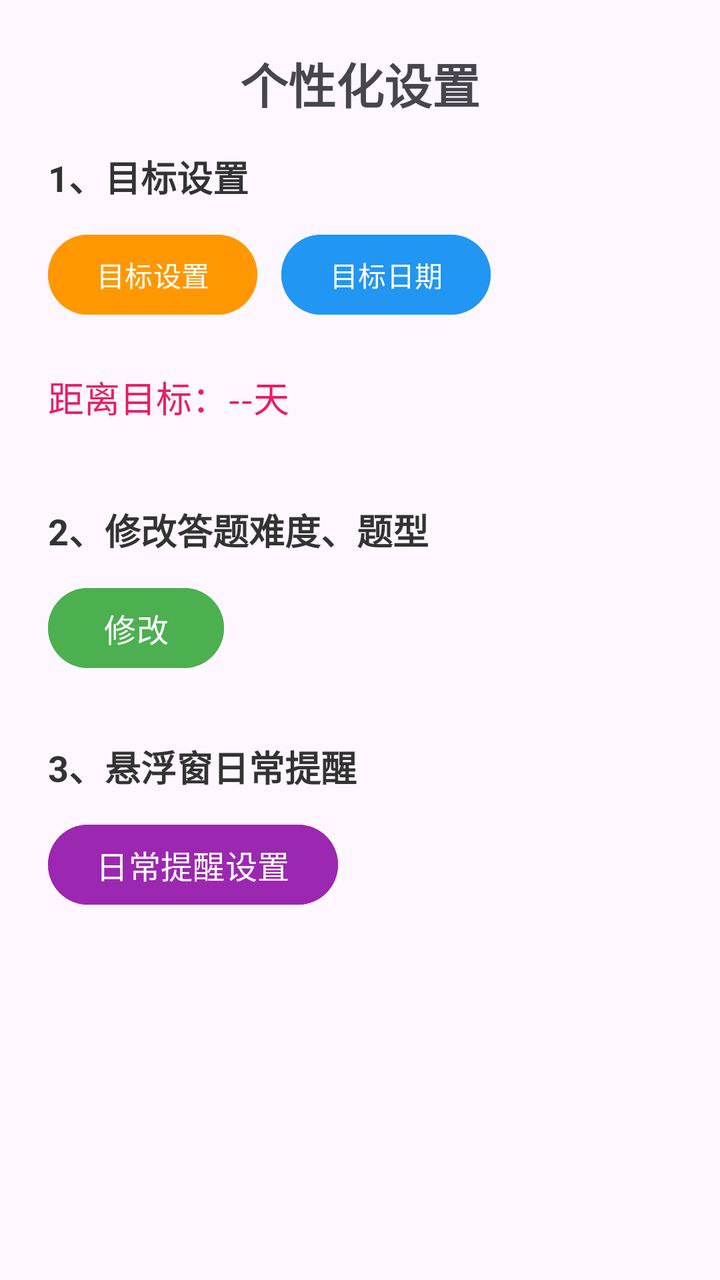
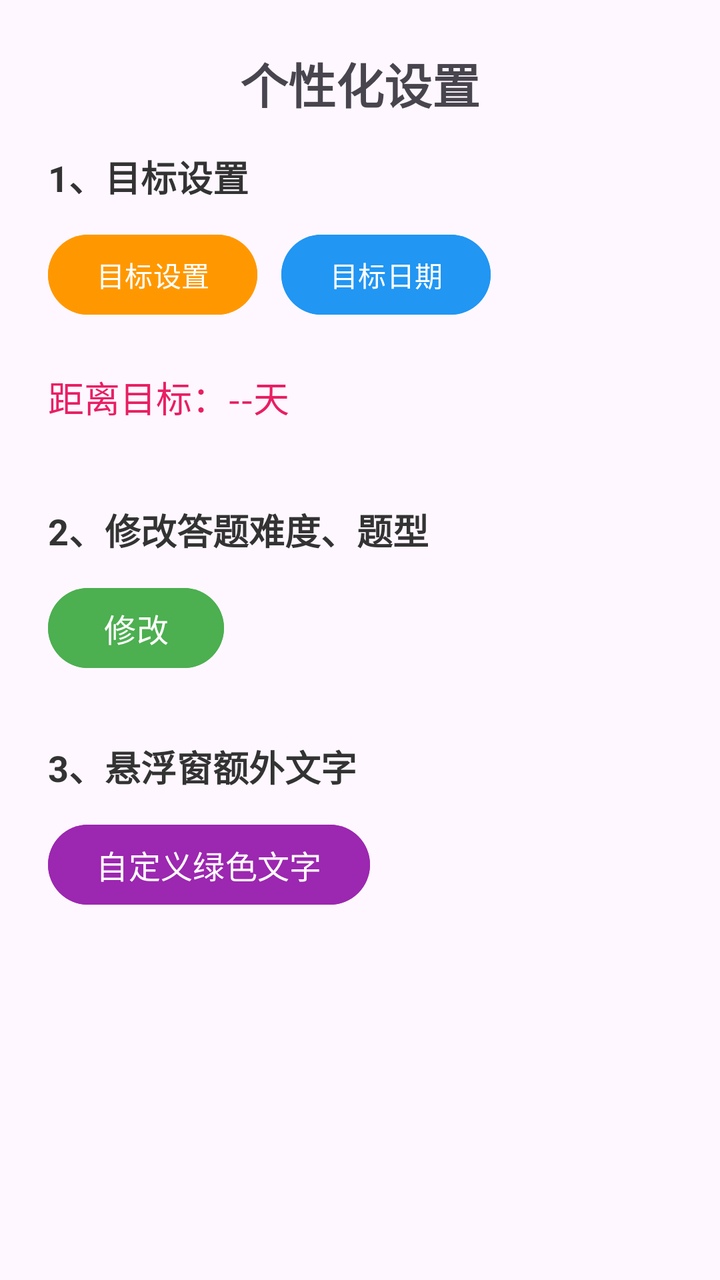

Before-and-after screenshots of an Android layout around one commit, followed by the original layout XML and the change that was made.
<!-- AndroidManifest.xml: application theme Theme.Basic -->
<!-- res/layout/fragment_goal.xml -->
<?xml version="1.0" encoding="utf-8"?>
<ScrollView xmlns:android="http://schemas.android.com/apk/res/android"
    android:layout_width="match_parent"
    android:layout_height="match_parent"
    android:fillViewport="true">

    <LinearLayout
        android:layout_width="match_parent"
        android:layout_height="wrap_content"
        android:orientation="vertical"
        android:padding="24dp">

        <TextView
            android:id="@+id/tv_goal_title"
            android:layout_width="match_parent"
            android:layout_height="wrap_content"
            android:gravity="center"
            android:text="个性化设置"
            android:textSize="24sp"
            android:textStyle="bold"
            android:layout_marginBottom="16dp" />

        <TextView
            android:layout_width="wrap_content"
            android:layout_height="wrap_content"
            android:text="1、目标设置"
            android:textSize="18sp"
            android:textColor="#333333"
            android:textStyle="bold"
            android:layout_marginBottom="12dp" />

        <LinearLayout
            android:layout_width="match_parent"
            android:layout_height="wrap_content"
            android:gravity="start"
            android:orientation="horizontal">

            <Button
                android:id="@+id/btn_tag_setting"
                android:layout_width="wrap_content"
                android:layout_height="wrap_content"
                android:layout_marginEnd="12dp"
                android:backgroundTint="#FF9800"
                android:text="目标设置" />

            <Button
                android:id="@+id/btn_target_date_setting"
                android:layout_width="wrap_content"
                android:layout_height="wrap_content"
                android:backgroundTint="#2196F3"
                android:text="目标日期" />

        </LinearLayout>

        <TextView
            android:id="@+id/tv_goal_countdown"
            android:layout_width="wrap_content"
            android:layout_height="wrap_content"
            android:text="距离目标：--天"
            android:textSize="18sp"
            android:textColor="#E91E63"
            android:layout_marginTop="24dp"
            android:layout_marginBottom="8dp" />

        
        <TextView
            android:layout_width="wrap_content"
            android:layout_height="wrap_content"
            android:text="2、修改答题难度、题型"
            android:textSize="18sp"
            android:textColor="#333333"
            android:textStyle="bold"
            android:layout_marginTop="32dp"
            android:layout_marginBottom="12dp" />

        <Button
            android:id="@+id/btn_math_difficulty"
            android:layout_width="wrap_content"
            android:layout_height="wrap_content"
            android:backgroundTint="#4CAF50"
            android:text="修改"
            android:textColor="#FFFFFF"
            android:textSize="16sp" />

        
        <TextView
            android:layout_width="wrap_content"
            android:layout_height="wrap_content"
            android:text="3、悬浮窗日常提醒"
            android:textSize="18sp"
            android:textColor="#333333"
            android:textStyle="bold"
            android:layout_marginTop="32dp"
            android:layout_marginBottom="12dp" />

        <Button
            android:id="@+id/btn_floating_strict_reminder"
            android:layout_width="wrap_content"
            android:layout_height="wrap_content"
            android:backgroundTint="#9C27B0"
            android:text="日常提醒设置"
            android:textColor="#FFFFFF"
            android:textSize="16sp" />

    </LinearLayout>
</ScrollView>
<!-- resources referenced by this layout -->
<resources>
  <style name="Theme.Basic" parent="Base.Theme.Basic" />
  <style name="Base.Theme.Basic" parent="Theme.Material3.DayNight.NoActionBar">
          
          
      </style>
</resources>

<!-- the commit's change to res/layout/fragment_goal.xml (unified diff, before → after) -->
@@ -86,7 +86,7 @@
         <TextView
             android:layout_width="wrap_content"
             android:layout_height="wrap_content"
-            android:text="3、悬浮窗日常提醒"
+            android:text="3、悬浮窗额外文字"
             android:textSize="18sp"
             android:textColor="#333333"
             android:textStyle="bold"
@@ -98,7 +98,7 @@
             android:layout_width="wrap_content"
             android:layout_height="wrap_content"
             android:backgroundTint="#9C27B0"
-            android:text="日常提醒设置"
+            android:text="自定义绿色文字"
             android:textColor="#FFFFFF"
             android:textSize="16sp" />
 
